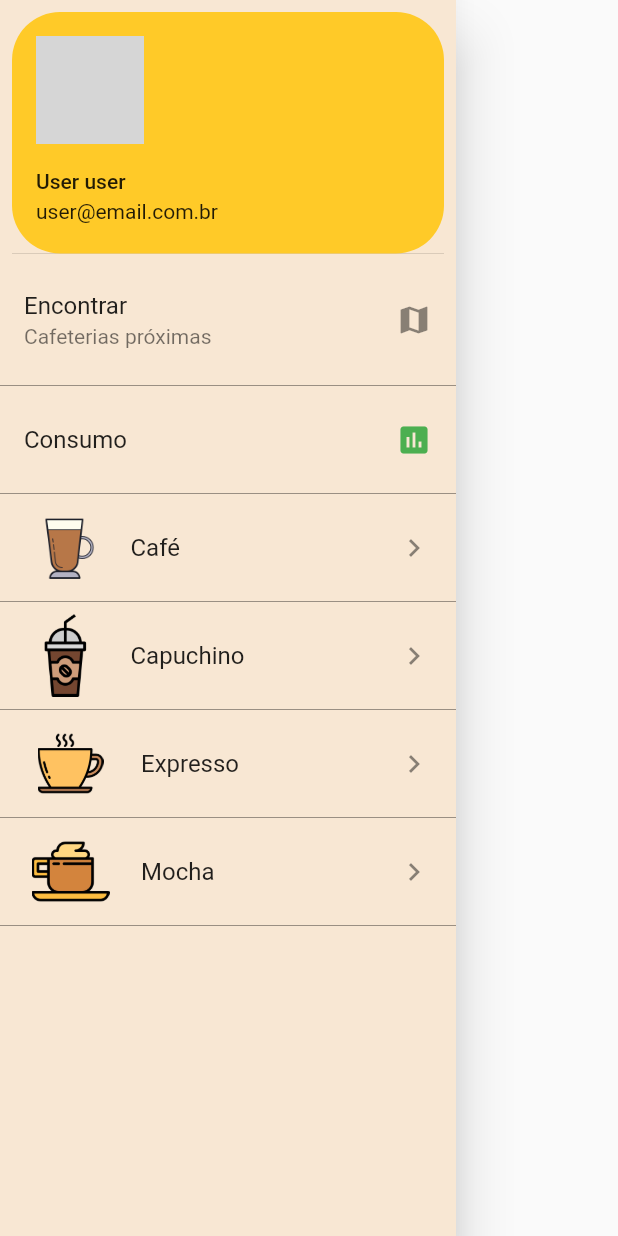
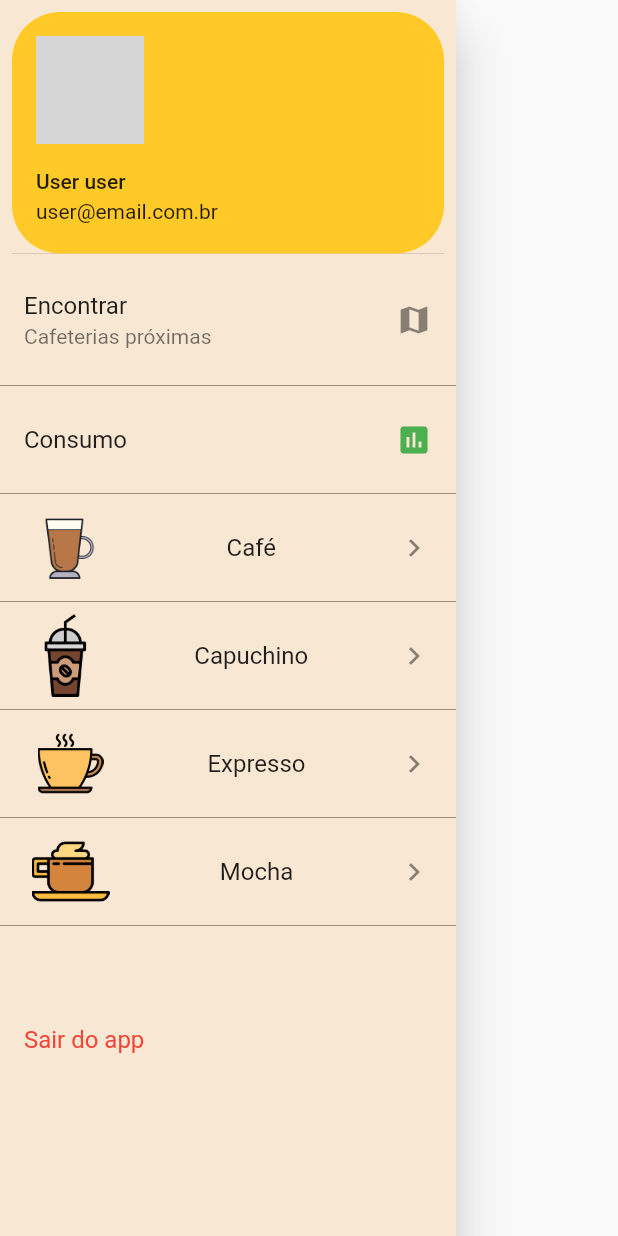
Before and after one commit to ollinmagno/coffee-store-app, a Flutter app: the DrawerList widget shown alone on an empty page, opened directly, on a phone screen of 412 x 824 dp. Run offline on Flutter 3.47's test engine with Material 2 defaults, Android fonts, the light colour scheme and no system bars; network calls fail; grey boxes are pictures that could not be loaded.

Commit message:
text sair

```diff
--- a/lib/src/widgets/drawer.dart
+++ b/lib/src/widgets/drawer.dart
@@ -47,7 +47,7 @@ class DrawerList extends StatelessWidget {
               Divider(color: Colors.black38),
               ListTile(
                   leading: Image.asset('assets/images/items/cup-coffee01.png', width: 55,),
-                  title: Text('Café'),
+                  title: Text('Café', textAlign: TextAlign.center),
                   trailing: Icon(Icons.keyboard_arrow_right),
                   onTap: () {
                     print('Item 1');
@@ -57,7 +57,7 @@ class DrawerList extends StatelessWidget {
               Divider(color: Colors.black38),
               ListTile(
                   leading: Image.asset('assets/images/items/cup-coffee02.png', width: 55),
-                  title: Text('Capuchino'),
+                  title: Text('Capuchino', textAlign: TextAlign.center),
                   trailing: Icon(Icons.keyboard_arrow_right),
                   onTap: () {
                     print('Item 2');
@@ -67,7 +67,7 @@ class DrawerList extends StatelessWidget {
               Divider(color: Colors.black38),
               ListTile(
                   leading: Image.asset('assets/images/items/cup-coffee03.png', height: 44, width: 62),
-                  title: Text('Expresso'),
+                  title: Text('Expresso', textAlign: TextAlign.center),
                   trailing: Icon(Icons.keyboard_arrow_right),
                   onTap: () {
                     print('Item 3');
@@ -77,7 +77,7 @@ class DrawerList extends StatelessWidget {
               Divider(color: Colors.black38),
               ListTile(
                   leading: Image.asset('assets/images/items/cup-coffee07.png', height: 52, width: 62),
-                  title: Text('Mocha'),
+                  title: Text('Mocha', textAlign: TextAlign.center),
                   trailing: Icon(Icons.keyboard_arrow_right),
                   onTap: () {
                     print('Item 4');
@@ -85,15 +85,15 @@ class DrawerList extends StatelessWidget {
                   }
               ),
               Divider(color: Colors.black38),
-//              ListTile(
-//                  leading: Icon(Icons.cake,),
-//                  title: Text(''),
-//                  trailing: Icon(Icons.keyboard_arrow_right),
-//                  onTap: () {
-//                    print('Item 5');
-//                    Navigator.pop(context);
-//                  }
-//              ),
+              SizedBox(height: 40,),
+              ListTile(
+                  title: Text('Sair do app', style: TextStyle(color: Colors.red,
+                      fontSize: 16.0, fontWeight: FontWeight.w400),),
+                  onTap: () {
+                    print('sair...');
+                    Navigator.pop(context);
+                  }
+              ),
             ],
           ),
         ),
```
